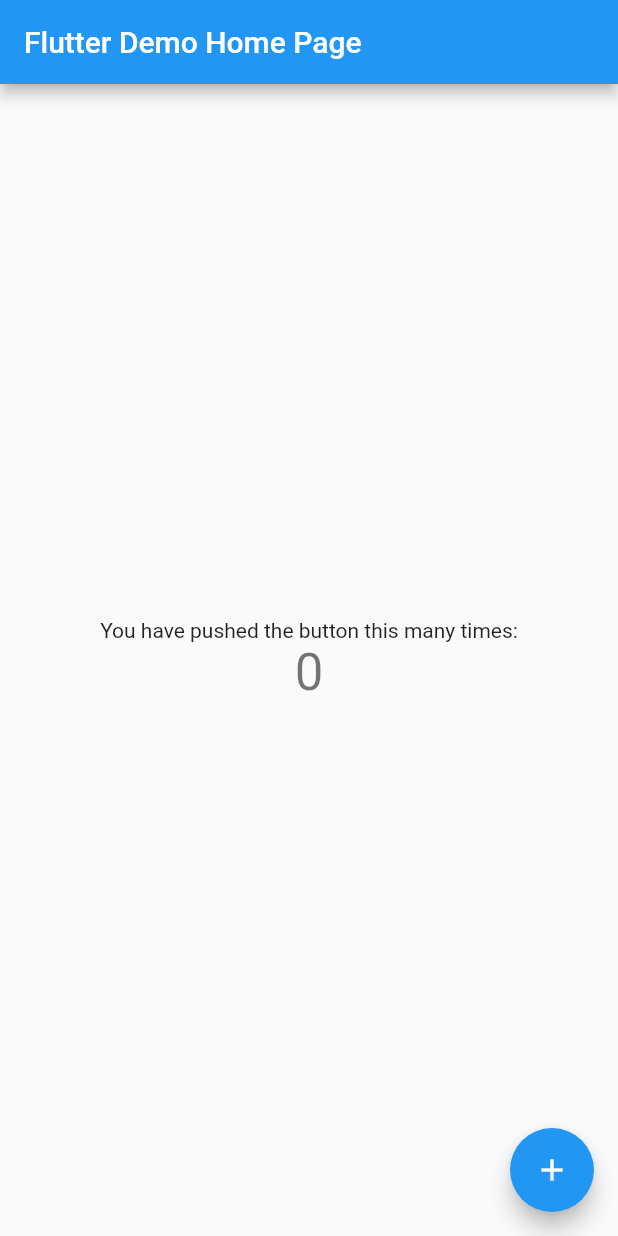
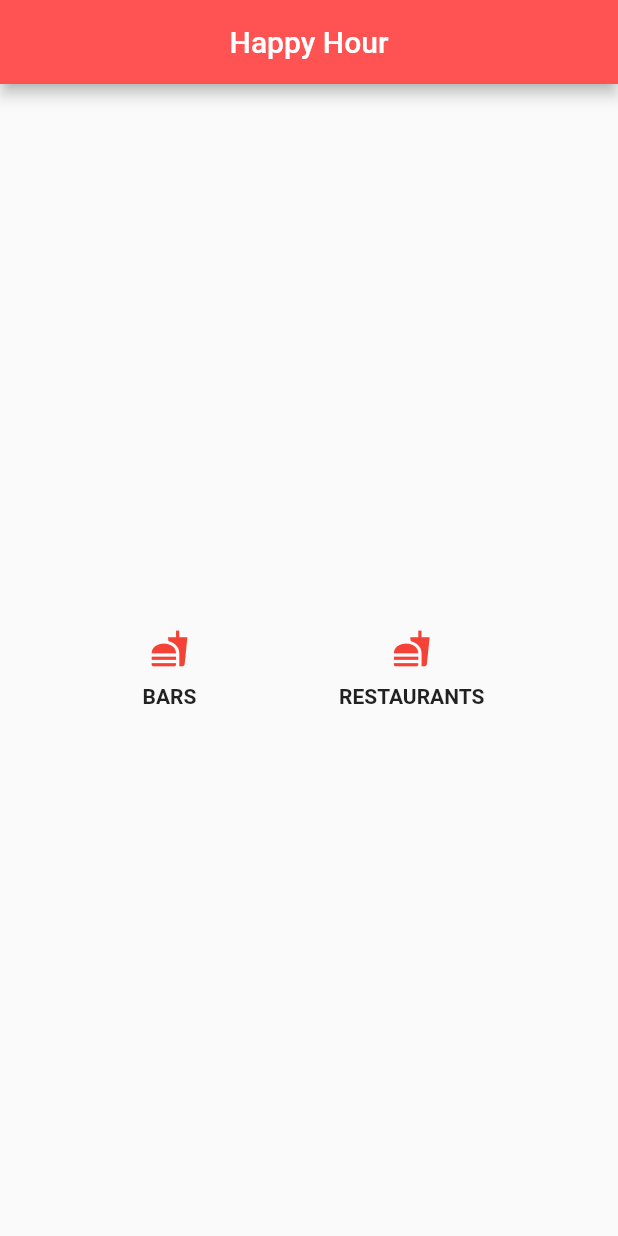
Before and after one commit to ryanp73/hackmidwest, a Flutter app: the screen it shows after launch, on a phone screen of 412 x 824 dp. Run offline on Flutter 3.47's test engine with Material 2 defaults, Android fonts, the phone set to English and light mode, and no system bars.

Commit message:
worked on home page and navigation

```diff
--- a/happy_hour/lib/main.dart
+++ b/happy_hour/lib/main.dart
@@ -1,4 +1,6 @@
 import 'package:flutter/material.dart';
+import 'restaurants_view.dart';
+import 'bars_view.dart';
 
 void main() => runApp(new MyApp());
 
@@ -17,11 +19,17 @@
         // "hot reload" (press "r" in the console where you ran "flutter run",
         // or press Run > Flutter Hot Reload in IntelliJ). Notice that the
         // counter didn't reset back to zero; the application is not restarted.
-        primarySwatch: Colors.blue,
+        primarySwatch: Colors.red,
       ),
-      home: new MyHomePage(title: 'Flutter Demo Home Page'),
+      home: new MyHomePage(title: 'Happy Hour'),
     );
   }
+}
+
+class _Page {
+  _Page({this.icon, this.text});
+  final IconData icon;
+  final String text;
 }
 
 class MyHomePage extends StatefulWidget {
@@ -43,67 +51,63 @@
 }
 
 class _MyHomePageState extends State<MyHomePage> {
-  int _counter = 0;
+  int _currentIndex = 0;
+  List<BottomNavigationBarItem> _navigationViews;
+  List<_Page> _pages = List<_Page>();
 
-  void _incrementCounter() {
-    setState(() {
-      // This call to setState tells the Flutter framework that something has
-      // changed in this State, which causes it to rerun the build method below
-      // so that the display can reflect the updated values. If we changed
-      // _counter without calling setState(), then the build method would not be
-      // called again, and so nothing would appear to happen.
-      _counter++;
-    });
+  @override
+  void initState() {
+    this._loadPages();
   }
+
+  _loadPages() {
+
+  }
+
+
 
   @override
   Widget build(BuildContext context) {
-    // This method is rerun every time setState is called, for instance as done
-    // by the _incrementCounter method above.
-    //
-    // The Flutter framework has been optimized to make rerunning build methods
-    // fast, so that you can just rebuild anything that needs updating rather
-    // than having to individually change instances of widgets.
-    return new Scaffold(
-      appBar: new AppBar(
-        // Here we take the value from the MyHomePage object that was created by
-        // the App.build method, and use it to set our appbar title.
-        title: new Text(widget.title),
+    return Scaffold(
+      appBar: AppBar(
+        title: Text(widget.title),
+        centerTitle: true,
+        backgroundColor: Colors.redAccent,
       ),
-      body: new Center(
-        // Center is a layout widget. It takes a single child and positions it
-        // in the middle of the parent.
-        child: new Column(
-          // Column is also layout widget. It takes a list of children and
-          // arranges them vertically. By default, it sizes itself to fit its
-          // children horizontally, and tries to be as tall as its parent.
-          //
-          // Invoke "debug paint" (press "p" in the console where you ran
-          // "flutter run", or select "Toggle Debug Paint" from the Flutter tool
-          // window in IntelliJ) to see the wireframe for each widget.
-          //
-          // Column has various properties to control how it sizes itself and
-          // how it positions its children. Here we use mainAxisAlignment to
-          // center the children vertically; the main axis here is the vertical
-          // axis because Columns are vertical (the cross axis would be
-          // horizontal).
-          mainAxisAlignment: MainAxisAlignment.center,
-          children: <Widget>[
-            new Text(
-              'You have pushed the button this many times:',
-            ),
-            new Text(
-              '$_counter',
-              style: Theme.of(context).textTheme.display1,
-            ),
-          ],
-        ),
-      ),
-      floatingActionButton: new FloatingActionButton(
-        onPressed: _incrementCounter,
-        tooltip: 'Increment',
-        child: new Icon(Icons.add),
-      ), // This trailing comma makes auto-formatting nicer for build methods.
+      body: Offstage(
+          offstage: false,
+          child: TickerMode(
+            enabled: true,
+            child: buildBody(),
+          )),
+    );
+  }
+
+  Widget buildBody() {
+    return Container(
+      child: Column(
+        mainAxisAlignment: MainAxisAlignment.center,
+        children: [
+          Row(
+            mainAxisAlignment: MainAxisAlignment.spaceEvenly,
+            crossAxisAlignment: CrossAxisAlignment.end,
+            children: [
+              Column(
+                children: <Widget>[
+                  IconButton(icon: Icon(Icons.fastfood), iconSize: 26.0, color: Colors.red, splashColor: Colors.red[200], onPressed: () =>  Navigator.of(context).push(MaterialPageRoute(builder: (BuildContext context) => BarsView()))),
+                  Text('BARS', style: TextStyle(fontWeight: FontWeight.bold),)
+                ],
+              ),
+              Column(
+                children: <Widget>[
+                  IconButton(icon: Icon(Icons.fastfood), iconSize: 26.0, color: Colors.red, splashColor: Colors.red[200], onPressed: () =>  Navigator.of(context).push(MaterialPageRoute(builder: (BuildContext context) => RestaurantsView()))),
+                  Text('RESTAURANTS', style: TextStyle(fontWeight: FontWeight.bold),)
+                ],
+              )
+            ]
+          )
+        ]
+      )
     );
   }
 }
--- a/happy_hour/pubspec.yaml
+++ b/happy_hour/pubspec.yaml
@@ -8,6 +8,8 @@
   # The following adds the Cupertino Icons font to your application.
   # Use with the CupertinoIcons class for iOS style icons.
   cupertino_icons: ^0.1.2
+  flutter_webview_plugin:
+    path: ../../flutterdev/flutter_webview_plugin
 
 dev_dependencies:
   flutter_test:
```
Also changed, not shown: happy_hour/lib/bars_view.dart (added, +36 -0 lines), happy_hour/lib/restaurants_view.dart (added, +36 -0 lines), happy_hour/pubspec.lock.
